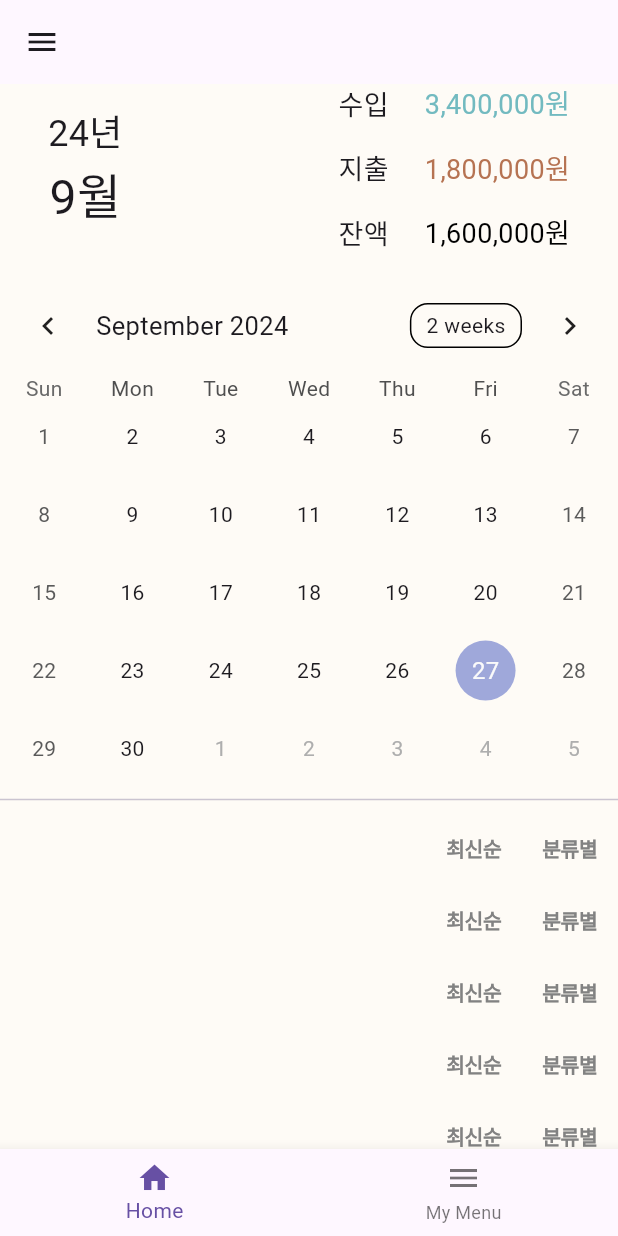
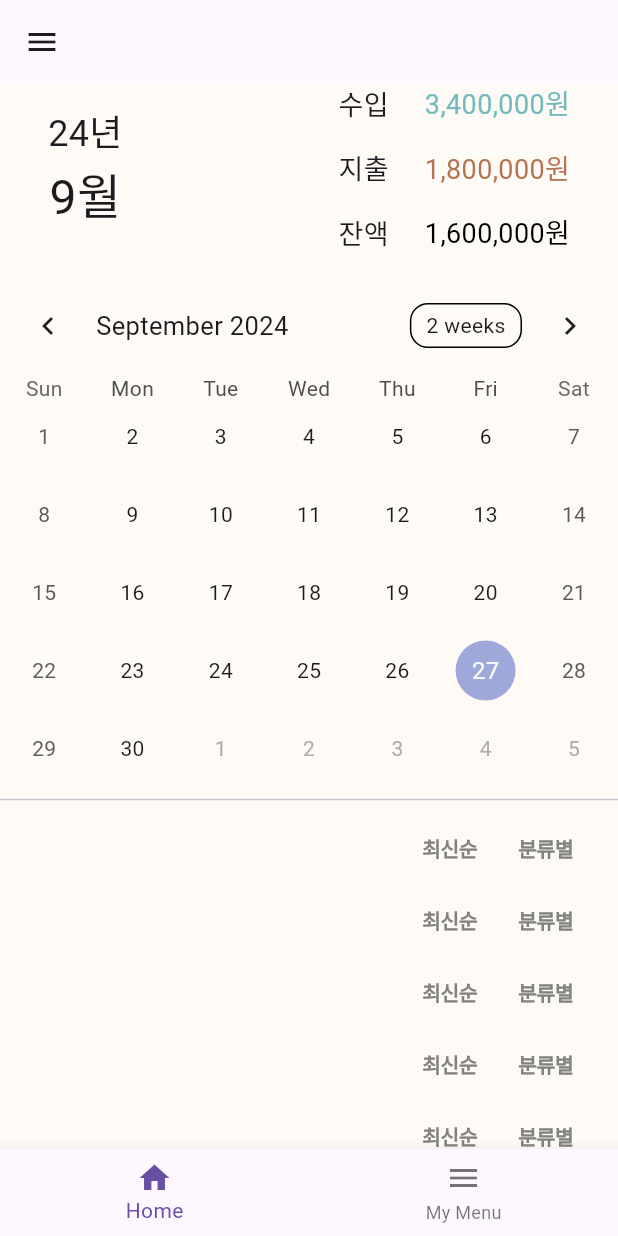
Before and after one commit to itbebop/flutter_moneybag_2024, a Flutter app: the screen it shows after launch, on a phone screen of 412 x 824 dp. Run offline on Flutter 3.47's test engine with Material 3 defaults, Android fonts, the phone set to English and light mode, and no system bars; drawn by our look-alikes of table_calendar; our stand-ins replace easy_localization, flutter_riverpod, flutter_screenutil, freezed_annotation, go_router; Roboto replaces fonts that are missing (Inter).

Commit message:
style: padding 변경(16) - home screen과 맞춤

```diff
--- a/lib/common/common_component/sort_button.dart
+++ b/lib/common/common_component/sort_button.dart
@@ -21,7 +21,9 @@ class SortButton extends StatelessWidget {
           title ?? '',
           style: UiConfig.h3Style.copyWith(fontWeight: UiConfig.semiBoldFont),
         ),
-        Row(
+        Padding(
+          padding: const EdgeInsets.symmetric(horizontal: 16),
+          child: Row(
             children: [
               TextButton(
                 onPressed: () {},
@@ -44,6 +46,7 @@ class SortButton extends StatelessWidget {
                 ),
               ),
             ],
+          ),
         )
       ],
     );
```
Lines whose indentation alone changed are shown as unchanged.
